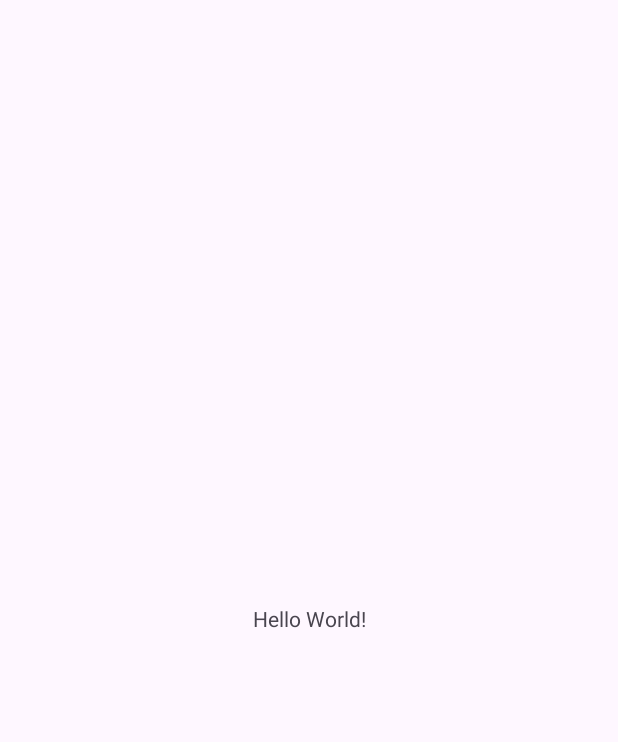
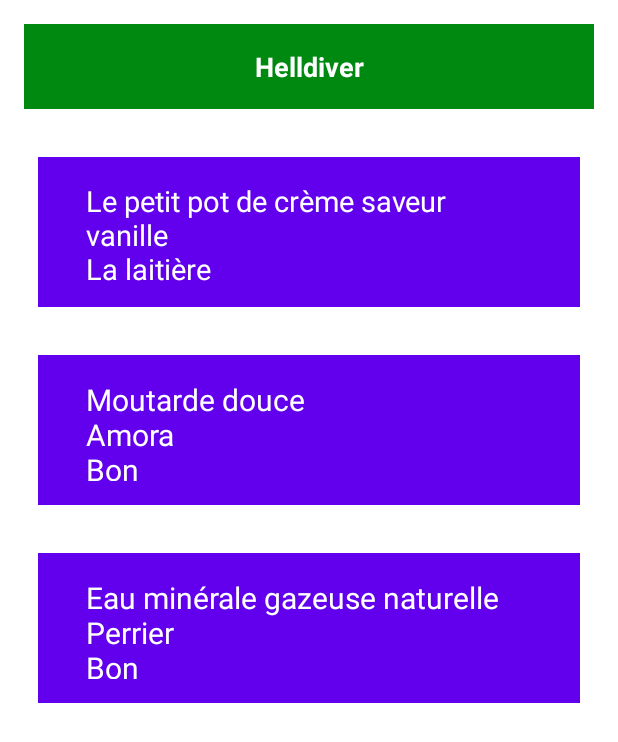
Before and after one commit to SaadaLaura/UpcyclingScore, an Android app: the screen it shows after launch (MainActivity), on a phone screen of 412 x 824 dp. Before the commit the part shown is almost empty. Shown: the top 742 px of the screen. Run offline under Robolectric (Android 15) with nearby library versions, the phone set to English and light mode, and no system bars.

Commit message:
Ajout de la page historique avec des infos en brutes

```diff
--- /dev/null
+++ b/app/src/main/java/com/upcycling/Historique.java
@@ -0,0 +1,44 @@
+package com.upcycling;
+
+import android.app.AlertDialog;
+import android.content.DialogInterface;
+import android.os.Bundle;
+import android.view.LayoutInflater;
+import android.view.View;
+import android.view.ViewGroup;
+import android.widget.TextView;
+
+import androidx.fragment.app.Fragment;
+
+public class Historique extends Fragment {
+
+    // ...
+
+    @Override
+    public View onCreateView(LayoutInflater inflater, ViewGroup container,
+                             Bundle savedInstanceState) {
+        // Inflate the layout for this fragment
+        View view = inflater.inflate(R.layout.fragment_historique, container, false);
+
+        TextView produit1 = view.findViewById(R.id.Produit1);
+        TextView produit2 = view.findViewById(R.id.Produit2);
+        TextView produit3 = view.findViewById(R.id.Produit3);
+
+        View.OnClickListener listener = new View.OnClickListener() {
+            @Override
+            public void onClick(View v) {
+                new AlertDialog.Builder(getContext())
+                        .setTitle("Détails du produit")
+                        .setMessage("Lorem ipsum dolor sit amet, consectetur adipiscing elit. Sed euismod.")
+                        .setPositiveButton(android.R.string.ok, null)
+                        .show();
+            }
+        };
+
+        produit1.setOnClickListener(listener);
+        produit2.setOnClickListener(listener);
+        produit3.setOnClickListener(listener);
+
+        return view;
+    }
+}
--- a/app/src/main/java/com/upcycling/MainActivity.java
+++ b/app/src/main/java/com/upcycling/MainActivity.java
@@ -7,6 +7,8 @@
 import androidx.core.graphics.Insets;
 import androidx.core.view.ViewCompat;
 import androidx.core.view.WindowInsetsCompat;
+import androidx.fragment.app.FragmentManager;
+import androidx.fragment.app.FragmentTransaction;
 
 public class MainActivity extends AppCompatActivity {
 
@@ -20,5 +22,13 @@
             v.setPadding(systemBars.left, systemBars.top, systemBars.right, systemBars.bottom);
             return insets;
         });
+
+        // Remplacer le fragment
+        FragmentManager fragmentManager = getSupportFragmentManager();
+        FragmentTransaction fragmentTransaction = fragmentManager.beginTransaction();
+
+        Historique historiqueFragment = new Historique();
+        fragmentTransaction.replace(R.id.main, historiqueFragment);
+        fragmentTransaction.commit();
     }
 }
--- /dev/null
+++ b/app/src/main/res/layout/fragment_historique.xml
@@ -0,0 +1,73 @@
+<?xml version="1.0" encoding="utf-8"?>
+<LinearLayout
+    xmlns:android="http://schemas.android.com/apk/res/android"
+    xmlns:tools="http://schemas.android.com/tools"
+    android:layout_width="match_parent"
+    android:layout_height="match_parent"
+    android:orientation="vertical"
+    android:background="@color/white"
+    android:gravity="center_horizontal">
+
+    <TextView
+        android:id="@+id/bandeau"
+        android:layout_width="match_parent"
+        android:layout_height="wrap_content"
+        android:layout_margin="16dp"
+        android:padding="16dp"
+        android:background="#008910"
+        android:gravity="center"
+        android:textColor="@color/white"
+        android:textSize="18sp"
+        android:textStyle="bold"
+        android:text="Helldiver" />
+
+    <TextView
+        android:id="@+id/Produit1"
+        android:layout_width="361dp"
+        android:layout_height="100dp"
+        android:layout_margin="16dp"
+        android:paddingVertical="16dp"
+        android:paddingHorizontal="32dp"
+        android:textSize="19sp"
+        android:textColor="@color/white"
+        android:background="#6200EE"
+        android:clickable="false"
+        android:text="Le petit pot de crème saveur vanille\nLa laitière\nBon" />
+
+    <TextView
+        android:id="@+id/Produit2"
+        android:layout_width="361dp"
+        android:layout_height="100dp"
+        android:layout_margin="16dp"
+        android:background="#6200EE"
+        android:clickable="false"
+        android:paddingHorizontal="32dp"
+        android:paddingVertical="16dp"
+        android:text="Moutarde douce\nAmora\nBon"
+        android:textColor="@color/white"
+        android:textSize="20sp" />
+
+    <TextView
+        android:id="@+id/Produit3"
+        android:layout_width="361dp"
+        android:layout_height="100dp"
+        android:layout_margin="16dp"
+        android:background="#6200EE"
+        android:clickable="false"
+        android:paddingHorizontal="32dp"
+        android:paddingVertical="16dp"
+        android:text="Eau minérale gazeuse naturelle\nPerrier\nBon"
+        android:textColor="@color/white"
+        android:textSize="20sp" />
+
+
+
+    <LinearLayout
+    android:layout_width="match_parent"
+    android:layout_height="40dp"
+    android:orientation="horizontal"
+    android:gravity="center">
+
+</LinearLayout>
+
+</LinearLayout>
--- a/app/src/main/res/values/strings.xml
+++ b/app/src/main/res/values/strings.xml
@@ -1,3 +1,5 @@
 <resources>
     <string name="app_name">InovationProject-S8-UpcyclingScore</string>
+    <!-- TODO: Remove or change this placeholder text -->
+    <string name="hello_blank_fragment">Hello blank fragment</string>
 </resources>
```
Also changed, not shown: 1 other file.
